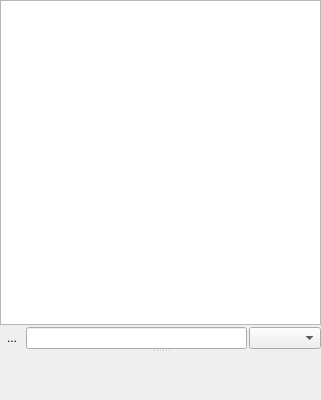
The window that kmymoney/views/ledgerviewpage.ui (KDE/kmymoney) describes before a commit, drawn with Qt 5.
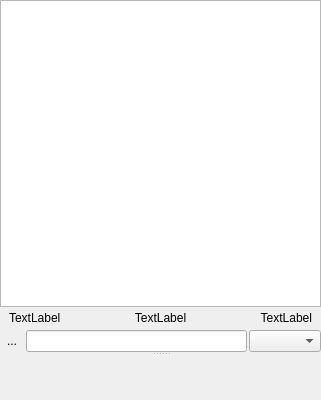
The same window after the commit. Custom widgets are drawn as their Qt base class.

Commit message: Implemented reconciliation functions for new ledger code

What changed in the file:
```diff
--- a/kmymoney/views/ledgerviewpage.ui
+++ b/kmymoney/views/ledgerviewpage.ui
@@ -34,7 +34,7 @@
      <property name="handleWidth">
       <number>2</number>
      </property>
-     <widget class="QWidget" name="">
+     <widget class="QWidget" name="layoutWidget">
       <layout class="QVBoxLayout" name="verticalLayout">
        <property name="spacing">
         <number>1</number>
@@ -42,6 +42,45 @@
        <item>
         <widget class="LedgerView" name="m_ledgerView"/>
        </item>
+       <item>
+        <widget class="QWidget" name="m_reconciliationContainer" native="true">
+         <layout class="QHBoxLayout" name="horizontalLayout_2">
+          <property name="topMargin">
+           <number>3</number>
+          </property>
+          <property name="bottomMargin">
+           <number>3</number>
+          </property>
+          <item>
+           <widget class="QLabel" name="leftLabel">
+            <property name="text">
+             <string>TextLabel</string>
+            </property>
+           </widget>
+          </item>
+          <item>
+           <widget class="QLabel" name="centerLabel">
+            <property name="text">
+             <string>TextLabel</string>
+            </property>
+            <property name="alignment">
+             <set>Qt::AlignCenter</set>
+            </property>
+           </widget>
+          </item>
+          <item>
+           <widget class="QLabel" name="rightLabel">
+            <property name="text">
+             <string>TextLabel</string>
+            </property>
+            <property name="alignment">
+             <set>Qt::AlignRight|Qt::AlignTrailing|Qt::AlignVCenter</set>
+            </property>
+           </widget>
+          </item>
+         </layout>
+        </widget>
+       </item>
        <item>
         <widget class="QWidget" name="m_filterContainer" native="true">
          <layout class="QHBoxLayout" name="horizontalLayout" stretch="0,2,0">
```
The commit also changes 24 other files.
